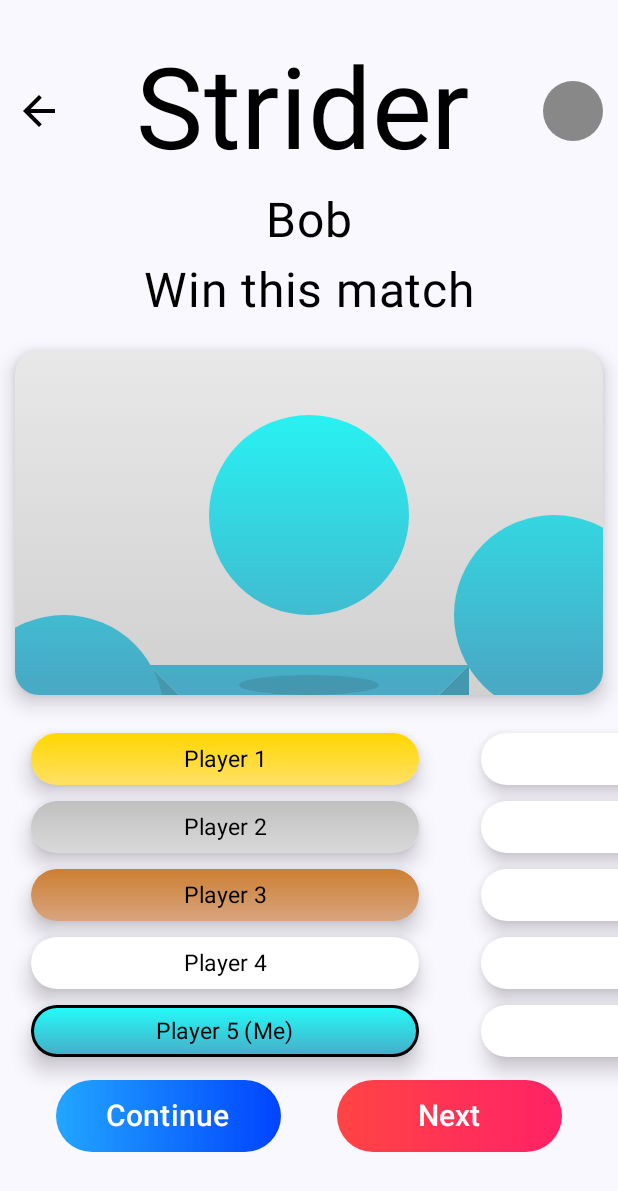
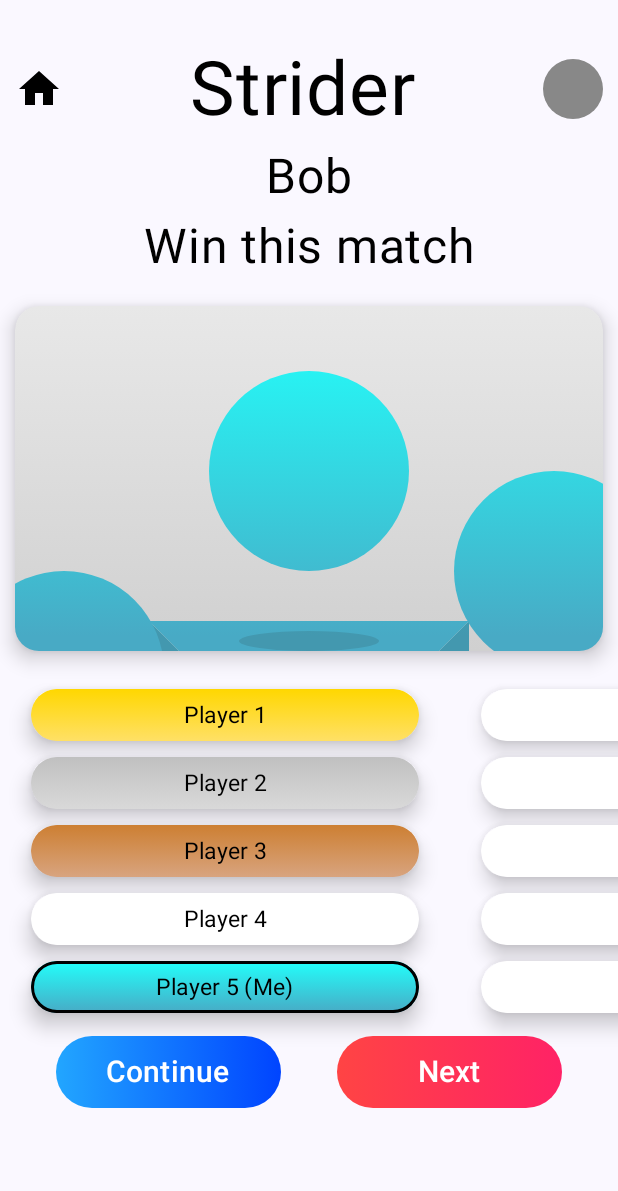
Before and after one commit to Nunbus1/Strider, an Android app built with Jetpack Compose: the FinishScreen screen opened through its navigation route, on a phone screen of 412 x 824 dp. Shown: the top 1191 px of the screen. Run offline under Robolectric (Android 15) with nearby library versions, the phone set to English and light mode, and no system bars.

Commit message:
ADD : home button in Finish

```diff
--- a/app/src/main/java/com/example/strider/StriderScreen.kt
+++ b/app/src/main/java/com/example/strider/StriderScreen.kt
@@ -97,11 +97,11 @@ Box(modifier = Modifier
                 onStartClicked = {navController.navigate(StriderScreen.Game.name)}
             )
         }
-        //Finish
         composable(route = StriderScreen.Finish.name) {
             val context = LocalContext.current
             FinishScreen(
-                onContinueClicked = {navController.navigate(StriderScreen.Game.name)}
+                onContinueClicked = { navController.navigate(StriderScreen.Game.name) },
+                onHomeClicked = { navController.navigate(StriderScreen.Accueil.name) }
             )
         }
     }
--- a/app/src/main/java/com/example/strider/ui/theme/Pages/Finish.kt
+++ b/app/src/main/java/com/example/strider/ui/theme/Pages/Finish.kt
@@ -20,6 +20,7 @@ import androidx.compose.foundation.rememberScrollState
 import androidx.compose.foundation.shape.CircleShape
 import androidx.compose.foundation.shape.RoundedCornerShape
 import androidx.compose.material.icons.filled.ArrowBack
+import androidx.compose.material.icons.filled.Home
 import androidx.compose.material3.Button
 import androidx.compose.material3.ButtonDefaults
 import androidx.compose.material3.Icon
@@ -40,16 +41,21 @@ import androidx.compose.ui.graphics.Color
 import androidx.compose.ui.graphics.Path
 import androidx.compose.ui.graphics.drawscope.Stroke
 import androidx.compose.ui.graphics.nativeCanvas
+import androidx.compose.ui.res.stringResource
 import androidx.compose.ui.tooling.preview.Preview
 import androidx.compose.ui.unit.dp
 import androidx.compose.ui.unit.sp
+import com.example.strider.R
 import com.example.strider.ui.theme.StriderTheme
 import kotlin.random.Random
-
+import com.example.strider.ui.theme.StriderTheme
+import com.example.strider.ui.theme.gradientPrimaryColors
+import com.example.strider.ui.theme.gradientSecondaryColor
 
 @Composable
 fun FinishScreen(
-    onContinueClicked: () -> Unit
+    onContinueClicked: () -> Unit,
+    onHomeClicked: () -> Unit
 ) {
     var showSpeedState by remember { mutableStateOf(false) }
     //val meIndex = Random.nextInt(12)
@@ -63,7 +69,11 @@ fun FinishScreen(
         horizontalAlignment = Alignment.CenterHorizontally
     ) {
         Spacer(modifier = Modifier.height(30.dp))
-        HeaderSection(onBackClicked = { showSpeedState = false})
+        HeaderSection(
+            showSpeedState = showSpeedState,
+            onBackClicked = { showSpeedState = false },
+            onHomeClicked = onHomeClicked // Passe la navigation vers Acceuil
+        )
         Spacer(modifier = Modifier.height(10.dp))
         ResultSection(playerName = "Bob", resultMessage = if (showSpeedState) "The fastest" else "Win this match")
         Spacer(modifier = Modifier.height(10.dp))
@@ -94,7 +104,7 @@ val gradientBrush = Brush.verticalGradient(
 )
 
 @Composable
-fun HeaderSection(onBackClicked: () -> Unit) {
+fun HeaderSection(showSpeedState: Boolean, onBackClicked: () -> Unit, onHomeClicked: () -> Unit) {
     Row(
         modifier = Modifier
             .fillMaxWidth()
@@ -103,15 +113,22 @@ fun HeaderSection(onBackClicked: () -> Unit) {
         horizontalArrangement = Arrangement.SpaceBetween
     ) {
         Icon(
-            imageVector = androidx.compose.material.icons.Icons.Default.ArrowBack,
-            contentDescription = "Back",
-            modifier = Modifier.size(32.dp).clickable { onBackClicked() }
+            imageVector = if (showSpeedState)
+                androidx.compose.material.icons.Icons.Default.ArrowBack
+            else
+                androidx.compose.material.icons.Icons.Default.Home, // Home quand showSpeedState est false
+            contentDescription = if (showSpeedState) "Back" else "Home",
+            modifier = Modifier
+                .size(32.dp)
+                .clickable { if (showSpeedState) onBackClicked() else onHomeClicked() } // Navigation dynamique
         )
+
         Text(
-            text = "Strider",
-            fontSize = 75.sp,
+            text = stringResource(R.string.app_name),
+            fontSize = 50.sp,
             color = Color.Black
         )
+
         Box(
             modifier = Modifier
                 .size(40.dp)
@@ -344,6 +361,7 @@ fun SpeedGraph(selectedPlayers: Set<Int>) {
         .fillMaxWidth()
         .height(250.dp)
         .padding(10.dp)
+        .shadow(8.dp, shape = RoundedCornerShape(16.dp))
         .background(
             brush = Brush.verticalGradient(
                 colors = listOf(Color(0xFFE8E8E8), Color(0xFFD0D0D0))
@@ -470,6 +488,6 @@ fun ActionButtons(onNextClicked: () -> Unit,onContinueClicked:() -> Unit) {
 @Composable
 fun FinishScreenPreview() {
     StriderTheme {
-        FinishScreen({})
+        FinishScreen({}, {})
     }
 }
```
